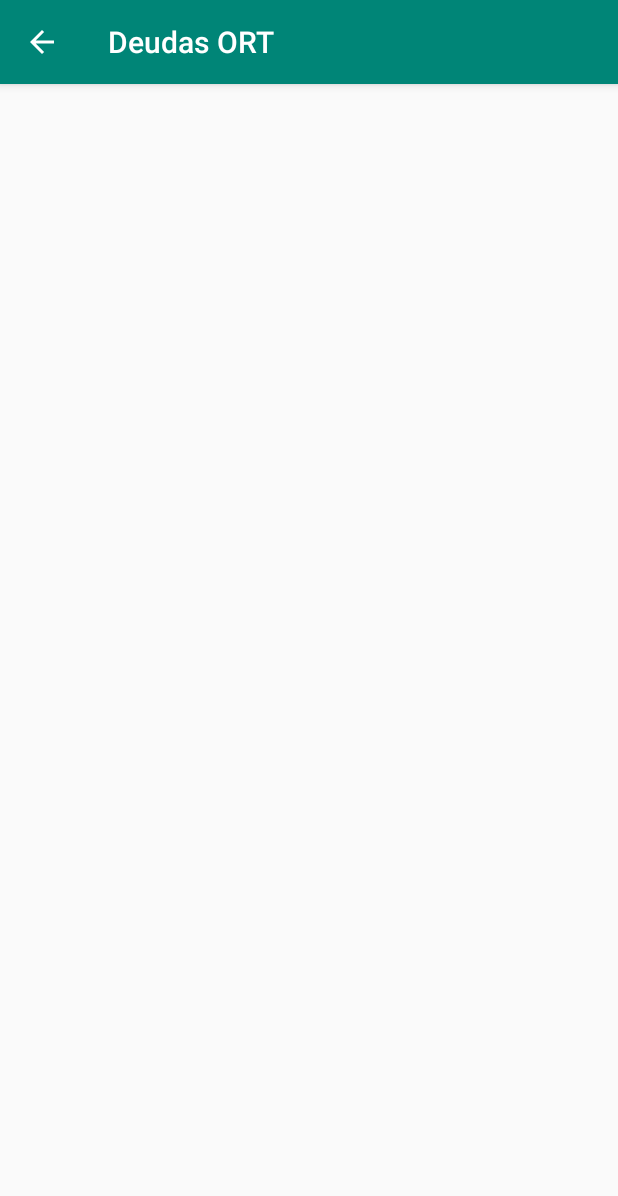
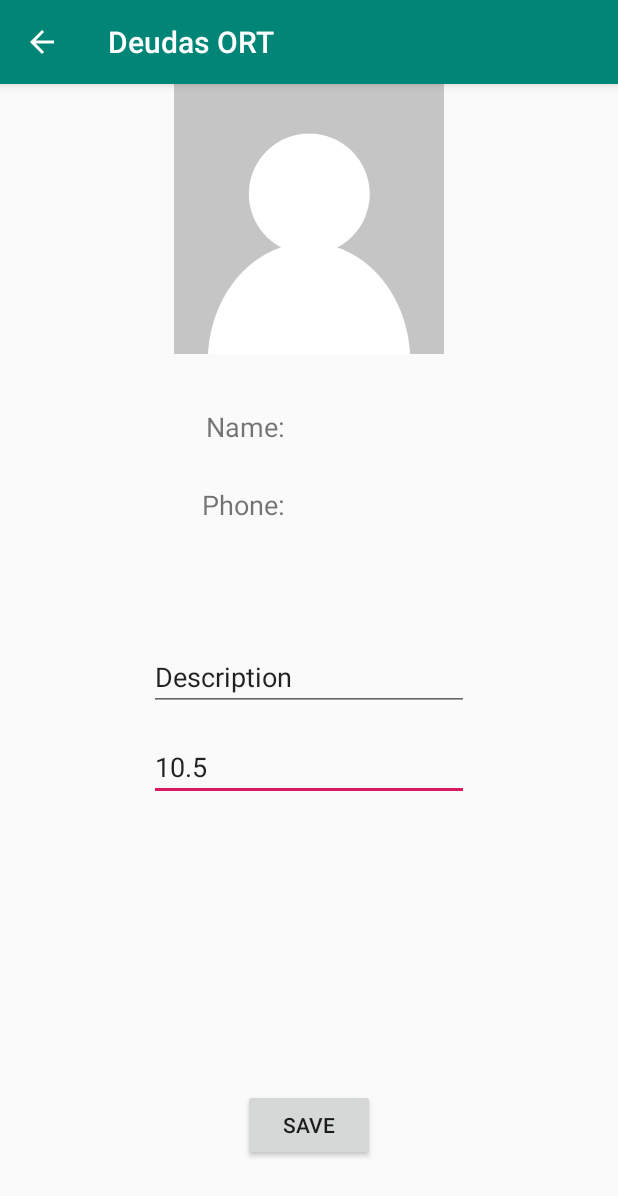
Before and after one commit to francohorita/deudas-ort, an Android app: the ContactActivity screen opened directly, with no data from a screen before it, on a phone screen of 412 x 824 dp. Shown: the top 1196 px of the screen. Run offline under Robolectric (Android 15) with nearby library versions, the phone set to English and light mode, and no system bars.

Commit message:
Wrapping up contact detail functionality

```diff
--- a/app/src/main/java/com/example/deudas_ort/ContactActivity.java
+++ b/app/src/main/java/com/example/deudas_ort/ContactActivity.java
@@ -1,27 +1,67 @@
 package com.example.deudas_ort;
 
+import android.content.ContentResolver;
 import android.content.Intent;
+import android.graphics.Bitmap;
+import android.graphics.BitmapFactory;
+import android.media.Image;
+import android.net.Uri;
+import android.provider.MediaStore;
 import android.support.v7.app.AppCompatActivity;
 import android.os.Bundle;
+import android.widget.EditText;
+import android.widget.ImageView;
 import android.widget.TextView;
+
+import com.example.deudas_ort.Utils.RoundImage;
+
+import java.io.IOException;
 
 import static com.example.deudas_ort.HomeActivity.USER_EMAIL;
 import static com.example.deudas_ort.HomeActivity.USER_NAME;
 import static com.example.deudas_ort.HomeActivity.USER_PHONE;
+import static com.example.deudas_ort.HomeActivity.USER_PHOTO_THUMBNAIL_URI;
 
 public class ContactActivity extends AppCompatActivity {
+
+    private ContentResolver resolver;
 
     @Override
     protected void onCreate(Bundle savedInstanceState) {
         super.onCreate(savedInstanceState);
         setContentView(R.layout.activity_contact);
+        resolver = this.getContentResolver();
 
-        Intent intent = getIntent();
-        String userName = intent.getStringExtra(USER_NAME);
-        String userEmail = intent.getStringExtra(USER_EMAIL);
-        String userPhone = intent.getStringExtra(USER_PHONE);
+        try {
+            Intent intent = getIntent();
+            String contactFullName = intent.getStringExtra(USER_NAME);
+            String contactUserEmail = intent.getStringExtra(USER_EMAIL);
+            String contactPhone = intent.getStringExtra(USER_PHONE);
+            String photoThumbnailUri = intent.getStringExtra(USER_PHOTO_THUMBNAIL_URI);
 
-        TextView userNameTextView = findViewById(R.id.textView);
-        userNameTextView.setText(userName);
+            TextView fullNameTextView = findViewById(R.id.fullName);
+            TextView phoneTextView = findViewById(R.id.phone);
+            EditText amountEditText = findViewById(R.id.amount);
+            EditText descriptionEditText = findViewById(R.id.description);
+
+            fullNameTextView.setText(contactFullName);
+            phoneTextView.setText(contactPhone);
+
+            if (photoThumbnailUri != null) {
+                Bitmap bitMap = MediaStore.Images.Media.getBitmap(resolver, Uri.parse(photoThumbnailUri));
+                RoundImage contactPhoto = new RoundImage(bitMap);
+                ImageView photo = findViewById(R.id.photo);
+                photo.setImageDrawable(contactPhoto);
+            }
+
+            //TODO SQLite
+            final String amount = "10.5";
+            final String description = "Description";
+
+            amountEditText.setText(amount);
+            descriptionEditText.setText(description);
+        } catch (IOException e) {
+            e.printStackTrace();
+        }
     }
 }
--- a/app/src/main/java/com/example/deudas_ort/HomeActivity.java
+++ b/app/src/main/java/com/example/deudas_ort/HomeActivity.java
@@ -35,6 +35,7 @@ public class HomeActivity extends Activity {
     public static final String USER_NAME = "USER_NAME";
     public static final String USER_EMAIL = "USER_EMAIL";
     public static final String USER_PHONE = "USER_PHONE";
+    public static final String USER_PHOTO_THUMBNAIL_URI = "USER_PHOTO_THUMBNAIL_URI";
     private ArrayList<Contact> contacts;
     private ListView contactListView;
     private Cursor contactPhonesCursor;
@@ -137,7 +138,7 @@ public class HomeActivity extends Activity {
                     contact.setName(name);
                     contact.setPhone(phoneNumber);
                     contact.setEmail(id);
-                    contact.setCheckedBox(false);
+                    contact.setPhotoThumbnailUri(photoThumbnailUri);
                     contacts.add(contact);
                 }
             } else {
@@ -179,6 +180,7 @@ public class HomeActivity extends Activity {
         intent.putExtra(USER_NAME, contactData.getName());
         intent.putExtra(USER_EMAIL, contactData.getEmail());
         intent.putExtra(USER_PHONE, contactData.getPhone());
+        intent.putExtra(USER_PHOTO_THUMBNAIL_URI, contactData.getPhotoThumbnailUri());
         startActivity(intent);
     }
 }
--- a/app/src/main/java/com/example/deudas_ort/data/ContactAdapter.java
+++ b/app/src/main/java/com/example/deudas_ort/data/ContactAdapter.java
@@ -75,7 +75,7 @@ public class ContactAdapter extends BaseAdapter {
         /** Set contact or default photo */
         try {
             /** Loading default photo */
-            Bitmap photoThumbnailBitMap = BitmapFactory.decodeResource(appView.getResources(), R.drawable.image); //
+            Bitmap photoThumbnailBitMap = BitmapFactory.decodeResource(appView.getResources(), R.drawable.image);
             if (data.getBitMap() != null) {
                 photoThumbnailBitMap = data.getBitMap();
             }
--- a/app/src/main/res/layout/activity_contact.xml
+++ b/app/src/main/res/layout/activity_contact.xml
@@ -1,15 +1,94 @@
 <?xml version="1.0" encoding="utf-8"?>
 <android.support.constraint.ConstraintLayout xmlns:android="http://schemas.android.com/apk/res/android"
+    xmlns:app="http://schemas.android.com/apk/res-auto"
     xmlns:tools="http://schemas.android.com/tools"
     android:layout_width="match_parent"
     android:layout_height="match_parent"
     tools:context=".ContactActivity">
 
     <TextView
-        android:id="@+id/textView"
+        android:id="@+id/fullName"
         android:layout_width="wrap_content"
         android:layout_height="wrap_content"
-        android:text="TextView"
-        tools:layout_editor_absoluteX="146dp"
-        tools:layout_editor_absoluteY="140dp" />
+        android:layout_marginTop="20dp"
+        android:text="@string/defaultText"
+        android:textSize="30sp"
+        app:layout_constraintEnd_toEndOf="parent"
+        app:layout_constraintStart_toStartOf="parent"
+        app:layout_constraintTop_toBottomOf="@+id/photo" />
+
+    <TextView
+        android:id="@+id/phone"
+        android:layout_width="wrap_content"
+        android:layout_height="wrap_content"
+        android:layout_marginTop="80dp"
+        android:text="@string/defaultText"
+        android:textSize="24sp"
+        app:layout_constraintEnd_toEndOf="parent"
+        app:layout_constraintStart_toStartOf="parent"
+        app:layout_constraintTop_toBottomOf="@+id/photo" />
+
+    <TextView
+        android:id="@+id/textView5"
+        android:layout_width="wrap_content"
+        android:layout_height="wrap_content"
+        android:layout_marginEnd="16dp"
+        android:text="@string/namePlaceholder"
+        android:textSize="18sp"
+        app:layout_constraintBottom_toBottomOf="@+id/fullName"
+        app:layout_constraintEnd_toStartOf="@+id/fullName" />
+
+    <TextView
+        android:id="@+id/textView4"
+        android:layout_width="wrap_content"
+        android:layout_height="wrap_content"
+        android:layout_marginEnd="16dp"
+        android:text="@string/phonePlaceholder"
+        android:textSize="18sp"
+        app:layout_constraintBottom_toBottomOf="@+id/phone"
+        app:layout_constraintEnd_toStartOf="@+id/phone" />
+
+    <ImageView
+        android:id="@+id/photo"
+        android:layout_width="0dp"
+        android:layout_height="180dp"
+        app:layout_constraintEnd_toEndOf="parent"
+        app:layout_constraintStart_toStartOf="parent"
+        app:layout_constraintTop_toTopOf="parent"
+        app:srcCompat="@drawable/image" />
+
+    <EditText
+        android:id="@+id/amount"
+        android:layout_width="wrap_content"
+        android:layout_height="wrap_content"
+        android:layout_marginTop="140dp"
+        android:ems="10"
+        android:inputType="numberDecimal"
+        android:text="@string/amountPlaceholder"
+        app:layout_constraintEnd_toEndOf="parent"
+        app:layout_constraintStart_toStartOf="parent"
+        app:layout_constraintTop_toBottomOf="@+id/phone" />
+
+    <EditText
+        android:id="@+id/description"
+        android:layout_width="wrap_content"
+        android:layout_height="wrap_content"
+        android:layout_marginTop="80dp"
+        android:ems="10"
+        android:inputType="textPersonName"
+        android:text="@string/descriptionPlaceholder"
+        app:layout_constraintEnd_toEndOf="parent"
+        app:layout_constraintStart_toStartOf="parent"
+        app:layout_constraintTop_toBottomOf="@+id/phone" />
+
+    <Button
+        android:id="@+id/button"
+        android:layout_width="wrap_content"
+        android:layout_height="wrap_content"
+        android:layout_marginBottom="50dp"
+        android:text="Save"
+        app:layout_constraintBottom_toBottomOf="parent"
+        app:layout_constraintEnd_toEndOf="parent"
+        app:layout_constraintStart_toStartOf="parent" />
+
 </android.support.constraint.ConstraintLayout>
--- a/app/src/main/res/layout/activity_home.xml
+++ b/app/src/main/res/layout/activity_home.xml
@@ -5,7 +5,7 @@ android:layout_width="fill_parent"
 android:layout_height="fill_parent"
     >
     <Button
-        android:text="@string/viewButton"
+        android:text="@string/refreshContacts"
         android:id="@+id/viewButton"
         android:layout_width="wrap_content"
         android:layout_height="wrap_content"
--- a/app/src/main/res/menu/menu_scrolling.xml
+++ b/app/src/main/res/menu/menu_scrolling.xml
@@ -5,6 +5,6 @@
     <item
         android:id="@+id/action_settings"
         android:orderInCategory="100"
-        android:title="@string/action_settings"
+        android:title="@string/about"
         app:showAsAction="never" />
 </menu>
```
Also changed, not shown: app/src/main/java/com/example/deudas_ort/data/Contact.java (+7 -7 lines), app/src/main/res/values/strings.xml (+16 -9 lines).
